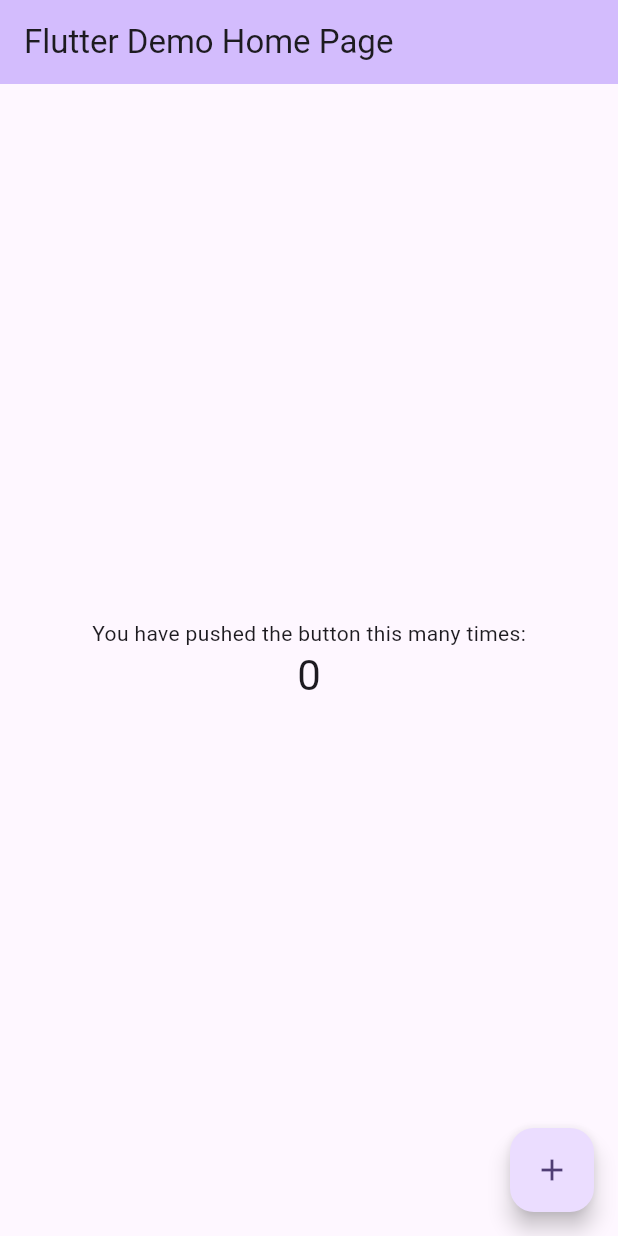
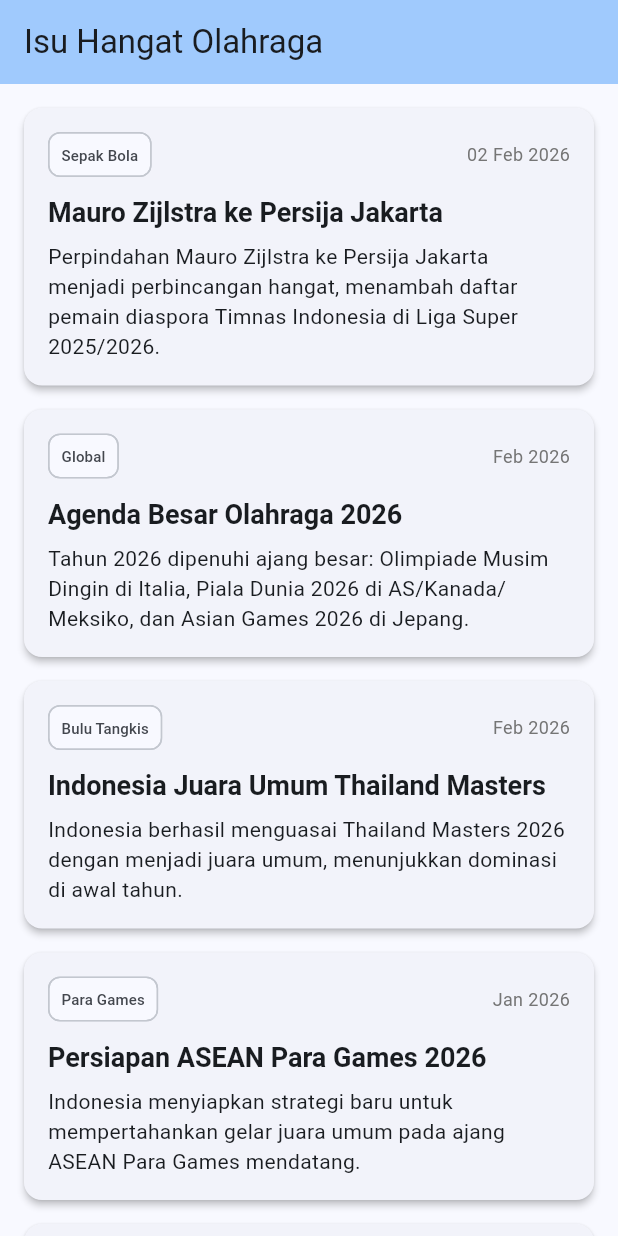
Before and after one commit to could-ai/019c1d9e-fa73-72f7-99c4-99dfda72ed21, a Flutter app: the screen it shows after launch, on a phone screen of 412 x 824 dp. Run offline on Flutter 3.47's test engine with Material 3 defaults, Android fonts, the phone set to English and light mode, and no system bars.

Commit message:
Replaced the default counter app with a Sports News Feed application. - Removed the counter logic and MyHomePage. - Created `SportsNewsPage` to display a list of current sports topics. - Added a `NewsItem` data model. - Populated the list with the latest sports news (Mauro Zijlstra, World Cup 2026, Thailand Masters, etc.) based on the search results. - Implemented a Card-based UI with categories and dates for each news item.

```diff
--- a/usr/lib/main.dart
+++ b/usr/lib/main.dart
@@ -7,117 +7,133 @@ void main() {
 class MyApp extends StatelessWidget {
   const MyApp({super.key});
 
-  // This widget is the root of your application.
   @override
   Widget build(BuildContext context) {
     return MaterialApp(
-      title: 'Flutter Demo',
+      title: 'Sports News',
       debugShowCheckedModeBanner: false,
       theme: ThemeData(
-        // This is the theme of your application.
-        //
-        // TRY THIS: Try running your application with "flutter run". You'll see
-        // the application has a purple toolbar. Then, without quitting the app,
-        // try changing the seedColor in the colorScheme below to Colors.green
-        // and then invoke "hot reload" (save your changes or press the "hot
-        // reload" button in a Flutter-supported IDE, or press "r" if you used
-        // the command line to start the app).
-        //
-        // Notice that the counter didn't reset back to zero; the application
-        // state is not lost during the reload. To reset the state, use hot
-        // restart instead.
-        //
-        // This works for code too, not just values: Most code changes can be
-        // tested with just a hot reload.
-        colorScheme: ColorScheme.fromSeed(seedColor: Colors.deepPurple),
+        colorScheme: ColorScheme.fromSeed(seedColor: Colors.blue),
+        useMaterial3: true,
       ),
       initialRoute: '/',
       routes: {
-        '/': (context) => const MyHomePage(title: 'Flutter Demo Home Page'),
+        '/': (context) => const SportsNewsPage(),
       },
     );
   }
 }
 
-class MyHomePage extends StatefulWidget {
-  const MyHomePage({super.key, required this.title});
+class NewsItem {
+  final String title;
+  final String description;
+  final String category;
+  final String date;
 
-  // This widget is the home page of your application. It is stateful, meaning
-  // that it has a State object (defined below) that contains fields that affect
-  // how it looks.
-
-  // This class is the configuration for the state. It holds the values (in this
-  // case the title) provided by the parent (in this case the App widget) and
-  // used by the build method of the State. Fields in a Widget subclass are
-  // always marked "final".
-
-  final String title;
-
-  @override
-  State<MyHomePage> createState() => _MyHomePageState();
+  const NewsItem({
+    required this.title,
+    required this.description,
+    required this.category,
+    required this.date,
+  });
 }
 
-class _MyHomePageState extends State<MyHomePage> {
-  int _counter = 0;
+class SportsNewsPage extends StatelessWidget {
+  const SportsNewsPage({super.key});
 
-  void _incrementCounter() {
-    setState(() {
-      // This call to setState tells the Flutter framework that something has
-      // changed in this State, which causes it to rerun the build method below
-      // so that the display can reflect the updated values. If we changed
-      // _counter without calling setState(), then the build method would not be
-      // called again, and so nothing would appear to happen.
-      _counter++;
-    });
-  }
+  final List<NewsItem> newsList = const [
+    NewsItem(
+      title: 'Mauro Zijlstra ke Persija Jakarta',
+      description: 'Perpindahan Mauro Zijlstra ke Persija Jakarta menjadi perbincangan hangat, menambah daftar pemain diaspora Timnas Indonesia di Liga Super 2025/2026.',
+      category: 'Sepak Bola',
+      date: '02 Feb 2026',
+    ),
+    NewsItem(
+      title: 'Agenda Besar Olahraga 2026',
+      description: 'Tahun 2026 dipenuhi ajang besar: Olimpiade Musim Dingin di Italia, Piala Dunia 2026 di AS/Kanada/Meksiko, dan Asian Games 2026 di Jepang.',
+      category: 'Global',
+      date: 'Feb 2026',
+    ),
+    NewsItem(
+      title: 'Indonesia Juara Umum Thailand Masters',
+      description: 'Indonesia berhasil menguasai Thailand Masters 2026 dengan menjadi juara umum, menunjukkan dominasi di awal tahun.',
+      category: 'Bulu Tangkis',
+      date: 'Feb 2026',
+    ),
+    NewsItem(
+      title: 'Persiapan ASEAN Para Games 2026',
+      description: 'Indonesia menyiapkan strategi baru untuk mempertahankan gelar juara umum pada ajang ASEAN Para Games mendatang.',
+      category: 'Para Games',
+      date: 'Jan 2026',
+    ),
+    NewsItem(
+      title: 'Indonesia Masters 2026',
+      description: 'Ajang ini dijadikan pemanasan menuju Indonesia Open 2026 dengan harga tiket yang lebih terjangkau untuk penggemar.',
+      category: 'Bulu Tangkis',
+      date: 'Jan 2026',
+    ),
+  ];
 
   @override
   Widget build(BuildContext context) {
-    // This method is rerun every time setState is called, for instance as done
-    // by the _incrementCounter method above.
-    //
-    // The Flutter framework has been optimized to make rerunning build methods
-    // fast, so that you can just rebuild anything that needs updating rather
-    // than having to individually change instances of widgets.
     return Scaffold(
       appBar: AppBar(
-        // TRY THIS: Try changing the color here to a specific color (to
-        // Colors.amber, perhaps?) and trigger a hot reload to see the AppBar
-        // change color while the other colors stay the same.
+        title: const Text('Isu Hangat Olahraga'),
         backgroundColor: Theme.of(context).colorScheme.inversePrimary,
-        // Here we take the value from the MyHomePage object that was created by
-        // the App.build method, and use it to set our appbar title.
-        title: Text(widget.title),
       ),
-      body: Center(
-        // Center is a layout widget. It takes a single child and positions it
-        // in the middle of the parent.
-        child: Column(
-          // Column is also a layout widget. It takes a list of children and
-          // arranges them vertically. By default, it sizes itself to fit its
-          // children horizontally, and tries to be as tall as its parent.
-          //
-          // Column has various properties to control how it sizes itself and
-          // how it positions its children. Here we use mainAxisAlignment to
-          // center the children vertically; the main axis here is the vertical
-          // axis because Columns are vertical (the cross axis would be
-          // horizontal).
-          //
-          // TRY THIS: Invoke "debug painting" (choose the "Toggle Debug Paint"
-          // action in the IDE, or press "p" in the console), to see the
-          // wireframe for each widget.
-          mainAxisAlignment: MainAxisAlignment.center,
-          children: <Widget>[
-            const Text('You have pushed the button this many times:'),
-            Text('$_counter', style: Theme.of(context).textTheme.headlineMedium),
-          ],
-        ),
+      body: ListView.builder(
+        padding: const EdgeInsets.all(16.0),
+        itemCount: newsList.length,
+        itemBuilder: (context, index) {
+          final news = newsList[index];
+          return Card(
+            margin: const EdgeInsets.only(bottom: 16.0),
+            elevation: 2,
+            child: Padding(
+              padding: const EdgeInsets.all(16.0),
+              child: Column(
+                crossAxisAlignment: CrossAxisAlignment.start,
+                children: [
+                  Row(
+                    mainAxisAlignment: MainAxisAlignment.spaceBetween,
+                    children: [
+                      Chip(
+                        label: Text(
+                          news.category,
+                          style: const TextStyle(fontSize: 10),
+                        ),
+                        visualDensity: VisualDensity.compact,
+                        padding: EdgeInsets.zero,
+                        materialTapTargetSize: MaterialTapTargetSize.shrinkWrap,
+                      ),
+                      Text(
+                        news.date,
+                        style: TextStyle(
+                          color: Colors.grey[600],
+                          fontSize: 12,
+                        ),
+                      ),
+                    ],
+                  ),
+                  const SizedBox(height: 12),
+                  Text(
+                    news.title,
+                    style: Theme.of(context).textTheme.titleLarge?.copyWith(
+                      fontWeight: FontWeight.bold,
+                      fontSize: 18,
+                    ),
+                  ),
+                  const SizedBox(height: 8),
+                  Text(
+                    news.description,
+                    style: Theme.of(context).textTheme.bodyMedium,
+                  ),
+                ],
+              ),
+            ),
+          );
+        },
       ),
-      floatingActionButton: FloatingActionButton(
-        onPressed: _incrementCounter,
-        tooltip: 'Increment',
-        child: const Icon(Icons.add),
-      ), // This trailing comma makes auto-formatting nicer for build methods.
     );
   }
 }
```
